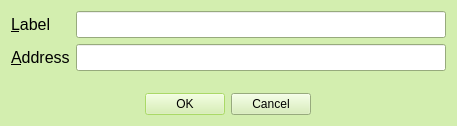
Above: src/qt/forms/editaddressdialog.ui from teambean/BeanCash before the change. Below: the same form after it.
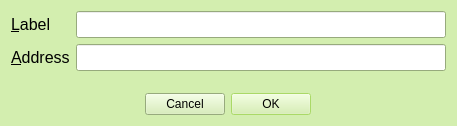
That is the form after the change. Icons and pictures are not drawn.

Patch:
```diff
--- a/src/qt/forms/editaddressdialog.ui
+++ b/src/qt/forms/editaddressdialog.ui
@@ -272,6 +272,9 @@
        <pointsize>9</pointsize>
       </font>
      </property>
+     <property name="layoutDirection">
+      <enum>Qt::RightToLeft</enum>
+     </property>
      <property name="orientation">
       <enum>Qt::Horizontal</enum>
      </property>
```
